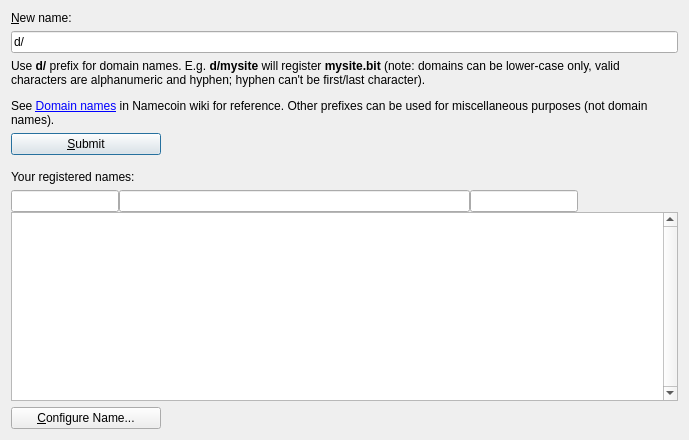
First picture: the form in src/qt/forms/managenamespage.ui, repository metaspartan/denarius, before the edit.
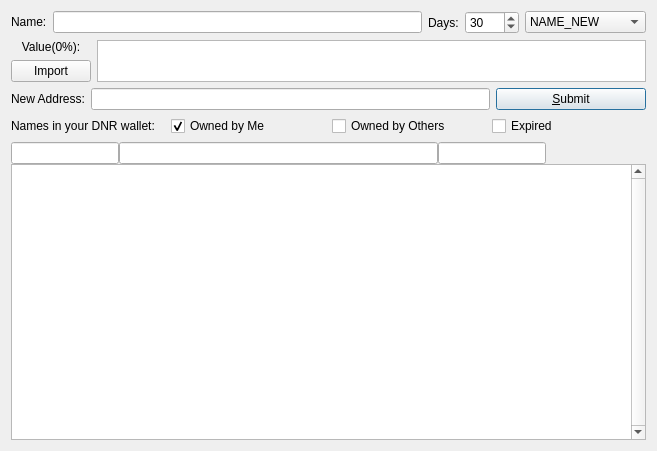
Second picture: the form after the edit. Icons and pictures are not drawn. Custom widgets are drawn as their Qt base class.

The edit to the form file:
```diff
--- a/src/qt/forms/managenamespage.ui
+++ b/src/qt/forms/managenamespage.ui
@@ -6,8 +6,8 @@
    <rect>
     <x>0</x>
     <y>0</y>
-    <width>689</width>
-    <height>440</height>
+    <width>657</width>
+    <height>451</height>
    </rect>
   </property>
   <property name="sizePolicy">
@@ -19,10 +19,10 @@
   <property name="windowTitle">
    <string>Manage Names</string>
   </property>
+  <layout class="QVBoxLayout" name="verticalLayout_3">
+   <item>
   <layout class="QHBoxLayout" name="horizontalLayout">
    <item>
-    <layout class="QVBoxLayout" name="verticalLayout">
-     <item>
       <widget class="QLabel" name="label_4">
        <property name="sizePolicy">
         <sizepolicy hsizetype="Preferred" vsizetype="Maximum">
@@ -31,7 +31,7 @@
         </sizepolicy>
        </property>
        <property name="text">
-        <string>&amp;New name:</string>
+        <string>Name:</string>
        </property>
        <property name="alignment">
         <set>Qt::AlignLeading|Qt::AlignLeft|Qt::AlignVCenter</set>
@@ -47,30 +47,130 @@
         <string>Enter a name or domain name (prefixed with d/) to be registered via Namecoin.</string>
        </property>
        <property name="text">
-        <string notr="true">d/</string>
+        <string notr="true"/>
        </property>
       </widget>
      </item>
      <item>
-      <widget class="QLabel" name="label">
+      <widget class="QLabel" name="label_7">
+       <property name="text">
+        <string>Days:</string>
+       </property>
+       <property name="alignment">
+        <set>Qt::AlignLeading|Qt::AlignLeft|Qt::AlignVCenter</set>
+       </property>
+      </widget>
+     </item>
+     <item>
+      <widget class="QSpinBox" name="registerDays">
+       <property name="toolTip">
+        <string>&lt;html&gt;&lt;head/&gt;&lt;body&gt;&lt;p&gt;Set the number of days that will be added to the Name expire time.&lt;/p&gt;&lt;/body&gt;&lt;/html&gt;</string>
+       </property>
+       <property name="maximum">
+        <number>9999</number>
+       </property>
+       <property name="value">
+        <number>30</number>
+       </property>
+      </widget>
+     </item>
+     <item>
+      <widget class="QComboBox" name="txTypeSelector">
+       <property name="currentIndex">
+        <number>0</number>
+       </property>
+       <item>
+        <property name="text">
+         <string>NAME_NEW</string>
+        </property>
+       </item>
+       <item>
+        <property name="text">
+         <string>NAME_UPDATE</string>
+        </property>
+       </item>
+       <item>
+        <property name="text">
+         <string>NAME_DELETE</string>
+        </property>
+       </item>
+      </widget>
+     </item>
+    </layout>
+   </item>
+   <item>
+    <layout class="QHBoxLayout" name="horizontalLayout_3">
+     <item>
+      <layout class="QVBoxLayout" name="verticalLayout">
+       <item>
+        <widget class="QLabel" name="labelValue">
        <property name="sizePolicy">
-        <sizepolicy hsizetype="Preferred" vsizetype="Preferred">
+          <sizepolicy hsizetype="Preferred" vsizetype="Maximum">
          <horstretch>0</horstretch>
          <verstretch>0</verstretch>
         </sizepolicy>
        </property>
        <property name="text">
-        <string>&lt;html&gt;&lt;head/&gt;&lt;body&gt;&lt;p&gt;Use &lt;span style=&quot; font-weight:600;&quot;&gt;d/&lt;/span&gt; prefix for domain names. E.g. &lt;span style=&quot; font-weight:600;&quot;&gt;d/mysite&lt;/span&gt; will register &lt;span style=&quot; font-weight:600;&quot;&gt;mysite.bit&lt;/span&gt; (note: domains can be lower-case only, valid characters are alphanumeric and hyphen; hyphen can't be first/last character).&lt;/p&gt;&lt;p&gt;See &lt;a href=&quot;http://dot-bit.org/Namespace:Domain_names&quot;&gt;&lt;span style=&quot; text-decoration: underline; color:#0000ff;&quot;&gt;Domain names&lt;/span&gt;&lt;/a&gt; in Namecoin wiki for reference. Other prefixes can be used for miscellaneous purposes (not domain names).&lt;/p&gt;&lt;/body&gt;&lt;/html&gt;</string>
-       </property>
-       <property name="textFormat">
-        <enum>Qt::RichText</enum>
-       </property>
-       <property name="wordWrap">
+          <string>Value(0%):</string>
+         </property>
+         <property name="alignment">
+          <set>Qt::AlignCenter</set>
+         </property>
+        </widget>
+       </item>
+       <item>
+        <widget class="QPushButton" name="importValueButton">
+         <property name="text">
+          <string>Import</string>
+         </property>
+        </widget>
+       </item>
+      </layout>
+     </item>
+     <item>
+      <widget class="QPlainTextEdit" name="registerValue">
+       <property name="sizePolicy">
+        <sizepolicy hsizetype="Expanding" vsizetype="Ignored">
+         <horstretch>0</horstretch>
+         <verstretch>0</verstretch>
+        </sizepolicy>
+       </property>
+      </widget>
+     </item>
+    </layout>
+   </item>
+   <item>
+    <layout class="QHBoxLayout" name="horizontalLayout_4">
+     <item>
+      <widget class="QLabel" name="labelAddress">
+       <property name="enabled">
         <bool>true</bool>
        </property>
-       <property name="openExternalLinks">
+       <property name="sizePolicy">
+        <sizepolicy hsizetype="Preferred" vsizetype="Maximum">
+         <horstretch>0</horstretch>
+         <verstretch>0</verstretch>
+        </sizepolicy>
+       </property>
+       <property name="text">
+        <string>New Address:</string>
+       </property>
+       <property name="alignment">
+        <set>Qt::AlignLeading|Qt::AlignLeft|Qt::AlignVCenter</set>
+       </property>
+      </widget>
+     </item>
+     <item>
+      <widget class="QValidatedLineEdit" name="registerAddress">
+       <property name="enabled">
         <bool>true</bool>
        </property>
+       <property name="toolTip">
+        <string>&lt;html&gt;&lt;head/&gt;&lt;body&gt;&lt;p&gt;Enter a new owner address, or leave blank to keep the current ownership.&lt;/p&gt;&lt;/body&gt;&lt;/html&gt;</string>
+       </property>
+       <property name="text">
+        <string notr="true"/>
+       </property>
       </widget>
      </item>
      <item>
@@ -88,8 +188,10 @@
         </size>
        </property>
        <property name="toolTip">
-        <string>Confirm the new name action. Sends name_new transaction
-to the network and creates a pending name_firstupdate transaction.</string>
+        <string>&lt;html&gt;&lt;head/&gt;&lt;body&gt;&lt;p&gt;This will send a name_new or name_update transaction (if you already did name_new).&lt;/p&gt;&lt;/body&gt;&lt;/html&gt;</string>
+       </property>
+       <property name="layoutDirection">
+        <enum>Qt::LeftToRight</enum>
        </property>
        <property name="text">
         <string>&amp;Submit</string>
@@ -103,22 +205,10 @@
        </property>
       </widget>
      </item>
-     <item>
-      <spacer name="verticalSpacer">
-       <property name="orientation">
-        <enum>Qt::Vertical</enum>
-       </property>
-       <property name="sizeType">
-        <enum>QSizePolicy::Maximum</enum>
-       </property>
-       <property name="sizeHint" stdset="0">
-        <size>
-         <width>20</width>
-         <height>12</height>
-        </size>
-       </property>
-      </spacer>
-     </item>
+    </layout>
+   </item>
+   <item>
+    <layout class="QHBoxLayout" name="horizontalLayout_5">
      <item>
       <widget class="QLabel" name="label_5">
        <property name="sizePolicy">
@@ -128,7 +218,7 @@
         </sizepolicy>
        </property>
        <property name="text">
-        <string>Your registered names:</string>
+        <string>Names in your DNR wallet:</string>
        </property>
        <property name="alignment">
         <set>Qt::AlignLeading|Qt::AlignLeft|Qt::AlignVCenter</set>
@@ -139,6 +229,32 @@
       </widget>
      </item>
      <item>
+      <widget class="QCheckBox" name="cbMyNames">
+       <property name="text">
+        <string>Owned by Me</string>
+       </property>
+       <property name="checked">
+        <bool>true</bool>
+       </property>
+      </widget>
+     </item>
+     <item>
+      <widget class="QCheckBox" name="cbOtherNames">
+       <property name="text">
+        <string>Owned by Others</string>
+       </property>
+      </widget>
+     </item>
+     <item>
+      <widget class="QCheckBox" name="cbExpired">
+       <property name="text">
+        <string>Expired</string>
+       </property>
+      </widget>
+     </item>
+    </layout>
+   </item>
+   <item>
       <layout class="QVBoxLayout" name="verticalLayout_2">
        <property name="spacing">
         <number>0</number>
@@ -241,33 +357,6 @@
        </item>
       </layout>
      </item>
-     <item>
-      <widget class="QPushButton" name="configureNameButton">
-       <property name="sizePolicy">
-        <sizepolicy hsizetype="Fixed" vsizetype="Fixed">
-         <horstretch>0</horstretch>
-         <verstretch>0</verstretch>
-        </sizepolicy>
-       </property>
-       <property name="minimumSize">
-        <size>
-         <width>150</width>
-         <height>0</height>
-        </size>
-       </property>
-       <property name="toolTip">
-        <string>Configure name and submit update operation</string>
-       </property>
-       <property name="text">
-        <string>&amp;Configure Name...</string>
-       </property>
-       <property name="default">
-        <bool>false</bool>
-       </property>
-      </widget>
-     </item>
-    </layout>
-   </item>
   </layout>
  </widget>
  <customwidgets>
```
Left out of the diff: 7 changed lines with no effect on the pictures. Lines whose indentation alone changed are shown as unchanged.
